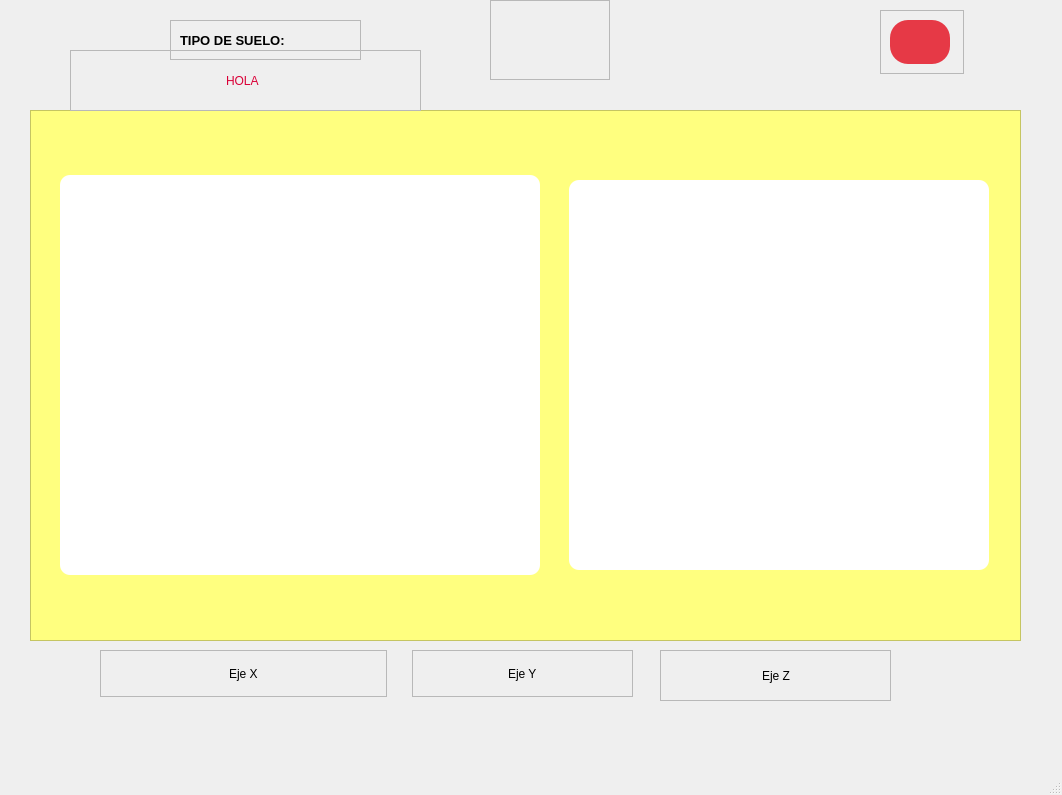
First picture: the form in qt_designer.ui, repository josuecarrera/land_MPU6050, before the edit.
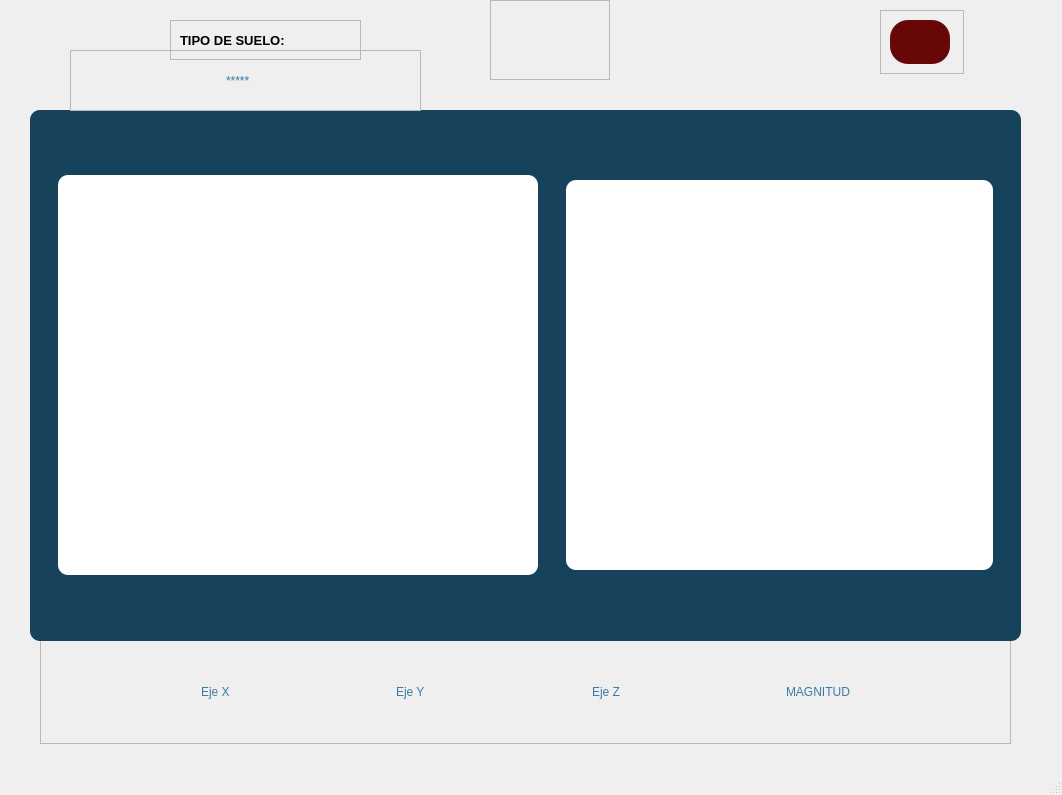
Second picture: the form after the edit. Icons and pictures are not drawn. Custom widgets are drawn as their Qt base class.

Commit message: Agrego variable para magnitud

What changed in the file:
```diff
--- a/qt_designer.ui
+++ b/qt_designer.ui
@@ -53,12 +53,12 @@
        </property>
        <property name="styleSheet">
         <string notr="true">QFrame{
-	background-color:rgb(234,244,244);
+	background-color:rgb(255,255,255);
 }
 
 QPushButton {
 	border-radius:18px;
-	background-color:rgb(230,57,70);
+	background-color:rgb(102,7,8);
 }
 
 QPushButton:hover{
@@ -127,11 +127,11 @@
         </size>
        </property>
        <property name="styleSheet">
-        <string notr="true">color:rgb(218,0,55);
+        <string notr="true">color:rgb(58,124,165);
 font:87 12pt &quot;Arial Black&quot;;</string>
        </property>
        <property name="text">
-        <string>HOLA</string>
+        <string>*****</string>
        </property>
       </widget>
      </item>
@@ -185,7 +185,8 @@
      </rect>
     </property>
     <property name="styleSheet">
-     <string notr="true">background-color:rgb(255, 255, 127);</string>
+     <string notr="true">background-color:rgb(22,66,91);
+border-radius:10px;</string>
     </property>
     <property name="frameShape">
      <enum>QFrame::StyledPanel</enum>
@@ -233,7 +234,7 @@
       <widget class="MplWidget" name="MplWidget_2" native="true">
        <property name="minimumSize">
         <size>
-         <width>420</width>
+         <width>427</width>
          <height>322</height>
         </size>
        </property>
@@ -251,163 +252,6 @@
      </item>
     </layout>
    </widget>
-   <widget class="QFrame" name="frame_5">
-    <property name="geometry">
-     <rect>
-      <x>100</x>
-      <y>650</y>
-      <width>287</width>
-      <height>47</height>
-     </rect>
-    </property>
-    <property name="frameShape">
-     <enum>QFrame::StyledPanel</enum>
-    </property>
-    <property name="frameShadow">
-     <enum>QFrame::Raised</enum>
-    </property>
-    <layout class="QHBoxLayout" name="horizontalLayout_2">
-     <item>
-      <spacer name="horizontalSpacer">
-       <property name="orientation">
-        <enum>Qt::Horizontal</enum>
-       </property>
-       <property name="sizeHint" stdset="0">
-        <size>
-         <width>107</width>
-         <height>20</height>
-        </size>
-       </property>
-      </spacer>
-     </item>
-     <item>
-      <widget class="QLabel" name="label_axis_x">
-       <property name="text">
-        <string>Eje X</string>
-       </property>
-      </widget>
-     </item>
-     <item>
-      <spacer name="horizontalSpacer_4">
-       <property name="orientation">
-        <enum>Qt::Horizontal</enum>
-       </property>
-       <property name="sizeHint" stdset="0">
-        <size>
-         <width>106</width>
-         <height>20</height>
-        </size>
-       </property>
-      </spacer>
-     </item>
-    </layout>
-   </widget>
-   <widget class="QFrame" name="frame_6">
-    <property name="geometry">
-     <rect>
-      <x>412</x>
-      <y>650</y>
-      <width>221</width>
-      <height>47</height>
-     </rect>
-    </property>
-    <property name="frameShape">
-     <enum>QFrame::StyledPanel</enum>
-    </property>
-    <property name="frameShadow">
-     <enum>QFrame::Raised</enum>
-    </property>
-    <layout class="QHBoxLayout" name="horizontalLayout_3">
-     <item>
-      <spacer name="horizontalSpacer_6">
-       <property name="orientation">
-        <enum>Qt::Horizontal</enum>
-       </property>
-       <property name="sizeHint" stdset="0">
-        <size>
-         <width>74</width>
-         <height>20</height>
-        </size>
-       </property>
-      </spacer>
-     </item>
-     <item>
-      <widget class="QLabel" name="label_axis_y">
-       <property name="text">
-        <string>Eje Y</string>
-       </property>
-      </widget>
-     </item>
-     <item>
-      <spacer name="horizontalSpacer_5">
-       <property name="orientation">
-        <enum>Qt::Horizontal</enum>
-       </property>
-       <property name="sizeHint" stdset="0">
-        <size>
-         <width>74</width>
-         <height>20</height>
-        </size>
-       </property>
-      </spacer>
-     </item>
-    </layout>
-   </widget>
-   <widget class="QFrame" name="frame_7">
-    <property name="geometry">
-     <rect>
-      <x>660</x>
-      <y>650</y>
-      <width>231</width>
-      <height>51</height>
-     </rect>
-    </property>
-    <property name="frameShape">
-     <enum>QFrame::StyledPanel</enum>
-    </property>
-    <property name="frameShadow">
-     <enum>QFrame::Raised</enum>
-    </property>
-    <layout class="QHBoxLayout" name="horizontalLayout_5">
-     <item>
-      <layout class="QHBoxLayout" name="horizontalLayout_4">
-       <item>
-        <spacer name="horizontalSpacer_7">
-         <property name="orientation">
-          <enum>Qt::Horizontal</enum>
-         </property>
-         <property name="sizeHint" stdset="0">
-          <size>
-           <width>40</width>
-           <height>20</height>
-          </size>
-         </property>
-        </spacer>
-       </item>
-       <item>
-        <widget class="QLabel" name="label_axis_z">
-         <property name="text">
-          <string>Eje Z</string>
-         </property>
-        </widget>
-       </item>
-       <item>
-        <spacer name="horizontalSpacer_8">
-         <property name="orientation">
-          <enum>Qt::Horizontal</enum>
-         </property>
-         <property name="sizeHint" stdset="0">
-          <size>
-           <width>40</width>
-           <height>20</height>
-          </size>
-         </property>
-        </spacer>
-       </item>
-      </layout>
-     </item>
-    </layout>
-   </widget>
    <widget class="QFrame" name="frame_8">
     <property name="geometry">
      <rect>
@@ -441,6 +285,166 @@
      </item>
     </layout>
    </widget>
+   <widget class="QWidget" name="">
+    <property name="geometry">
+     <rect>
+      <x>40</x>
+      <y>640</y>
+      <width>971</width>
+      <height>104</height>
+     </rect>
+    </property>
+    <layout class="QHBoxLayout" name="horizontalLayout_6">
+     <item>
+      <widget class="QFrame" name="frame_5">
+       <property name="minimumSize">
+        <size>
+         <width>0</width>
+         <height>0</height>
+        </size>
+       </property>
+       <property name="maximumSize">
+        <size>
+         <width>16777215</width>
+         <height>16777215</height>
+        </size>
+       </property>
+       <property name="frameShape">
+        <enum>QFrame::StyledPanel</enum>
+       </property>
+       <property name="frameShadow">
+        <enum>QFrame::Raised</enum>
+       </property>
+       <layout class="QHBoxLayout" name="horizontalLayout_2">
+        <property name="spacing">
+         <number>7</number>
+        </property>
+        <property name="leftMargin">
+         <number>0</number>
+        </property>
+        <property name="topMargin">
+         <number>0</number>
+        </property>
+        <property name="rightMargin">
+         <number>0</number>
+        </property>
+        <property name="bottomMargin">
+         <number>0</number>
+        </property>
+        <item>
+         <spacer name="horizontalSpacer">
+          <property name="orientation">
+           <enum>Qt::Horizontal</enum>
+          </property>
+          <property name="sizeHint" stdset="0">
+           <size>
+            <width>107</width>
+            <height>20</height>
+           </size>
+          </property>
+         </spacer>
+        </item>
+        <item>
+         <widget class="QLabel" name="label_axis_x">
+          <property name="styleSheet">
+           <string notr="true">color:rgb(58,124,165);
+font:87 12pt &quot;Arial Black&quot;;</string>
+          </property>
+          <property name="text">
+           <string>Eje X</string>
+          </property>
+         </widget>
+        </item>
+        <item>
+         <spacer name="horizontalSpacer_4">
+          <property name="orientation">
+           <enum>Qt::Horizontal</enum>
+          </property>
+          <property name="sizeHint" stdset="0">
+           <size>
+            <width>93</width>
+            <height>26</height>
+           </size>
+          </property>
+         </spacer>
+        </item>
+        <item>
+         <widget class="QLabel" name="label_axis_y">
+          <property name="styleSheet">
+           <string notr="true">color:rgb(58,124,165);
+font:87 12pt &quot;Arial Black&quot;;</string>
+          </property>
+          <property name="text">
+           <string>Eje Y</string>
+          </property>
+         </widget>
+        </item>
+        <item>
+         <spacer name="horizontalSpacer_6">
+          <property name="orientation">
+           <enum>Qt::Horizontal</enum>
+          </property>
+          <property name="sizeHint" stdset="0">
+           <size>
+            <width>74</width>
+            <height>20</height>
+           </size>
+          </property>
+         </spacer>
+        </item>
+        <item>
+         <widget class="QLabel" name="label_axis_z">
+          <property name="styleSheet">
+           <string notr="true">color:rgb(58,124,165);
+font:87 12pt &quot;Arial Black&quot;;</string>
+          </property>
+          <property name="text">
+           <string>Eje Z</string>
+          </property>
+         </widget>
+        </item>
+        <item>
+         <spacer name="horizontalSpacer_5">
+          <property name="orientation">
+           <enum>Qt::Horizontal</enum>
+          </property>
+          <property name="sizeHint" stdset="0">
+           <size>
+            <width>107</width>
+            <height>20</height>
+           </size>
+          </property>
+         </spacer>
+        </item>
+        <item>
+         <widget class="QLabel" name="label_magnitude_type">
+          <property name="styleSheet">
+           <string notr="true">color:rgb(58,124,165);
+font:87 12pt &quot;Arial Black&quot;;</string>
+          </property>
+          <property name="text">
+           <string>MAGNITUD</string>
+          </property>
+         </widget>
+        </item>
+        <item>
+         <spacer name="horizontalSpacer_7">
+          <property name="orientation">
+           <enum>Qt::Horizontal</enum>
+          </property>
+          <property name="sizeHint" stdset="0">
+           <size>
+            <width>107</width>
+            <height>20</height>
+           </size>
+          </property>
+         </spacer>
+        </item>
+       </layout>
+      </widget>
+     </item>
+    </layout>
+   </widget>
    <zorder>frame_4</zorder>
    <zorder>frame</zorder>
    <zorder>frame_2</zorder>
```
The commit also changes 1 other file.
